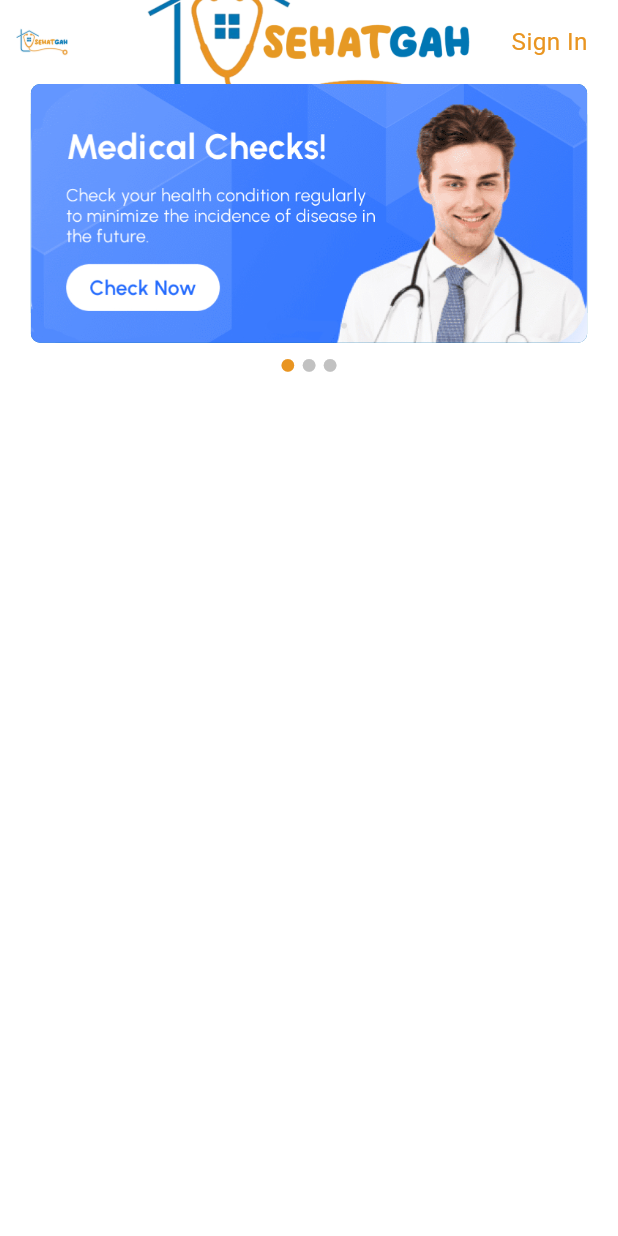
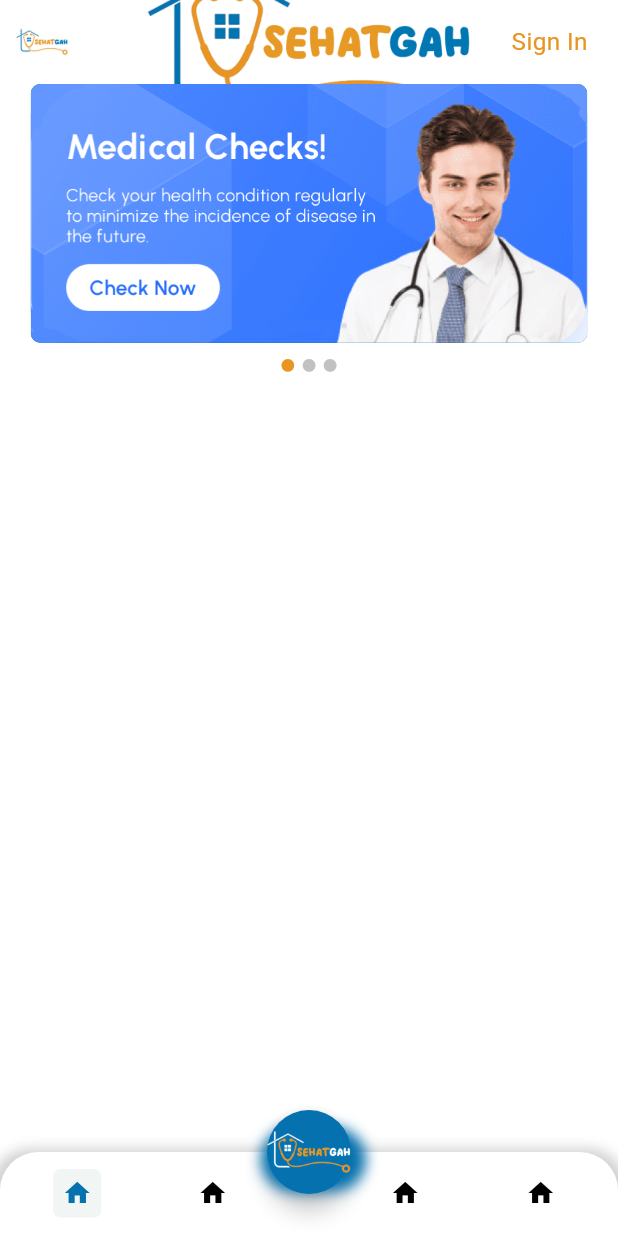
Before and after one commit to shahzebnaqvi/FYP, a Flutter app: the HomeDashboardScreen screen opened directly, on a phone screen of 412 x 824 dp. Run offline on Flutter 3.47's test engine with Material 2 defaults, Android fonts, the phone set to English and light mode, and no system bars; drawn by our look-alikes of flutter_zoom_drawer; our stand-ins replace flutter_screenutil, flutter_svg, get; missing offline and left inert: animation_wrappers, dart:ffi.

Commit message:
home page working

```diff
--- a/lib/Components/menu_wiget.dart
+++ b/lib/Components/menu_wiget.dart
@@ -19,7 +19,7 @@ class Menubutton extends StatelessWidget {
       dense: true,
       // minLeadingWidth: 2,
       // leading: Icon(menuicon),
-      leading: SvgPicture.asset(menuicon),
+      // leading: SvgPicture.asset(menuicon),
       title: Text(
         "$menutext",
         style: TextStyle(fontSize: 16.sp, fontWeight: FontWeight.w400),
--- a/lib/Views/Home Dashboard/bottombar.dart
+++ b/lib/Views/Home Dashboard/bottombar.dart
@@ -47,10 +47,10 @@ class Bottomnavbar extends StatelessWidget {
                 BottomNavigationBarItem(
                   icon: bottomcontroller.selectedIndex.value == 0
                       ? Buttonbackcolor(
-                          filename: FileConstraints.logo,
+                          filename: Icons.home,
                           colorname: ColorConstraints.menubuttonback)
                       : Buttonbackcolor(
-                          filename: FileConstraints.logo,
+                          filename: Icons.home,
                           colorname: ColorConstraints.white.withOpacity(0.2)),
                   label: 'Home',
                 ),
@@ -59,13 +59,13 @@ class Bottomnavbar extends StatelessWidget {
                       ? Padding(
                           padding: EdgeInsets.only(right: 25.sp),
                           child: Buttonbackcolor(
-                              filename: FileConstraints.logo,
+                              filename: Icons.home,
                               colorname: ColorConstraints.menubuttonback),
                         )
                       : Padding(
                           padding: EdgeInsets.only(right: 25.sp),
                           child: Buttonbackcolor(
-                              filename: FileConstraints.logo,
+                              filename: Icons.home,
                               colorname:
                                   ColorConstraints.white.withOpacity(0.2)),
                         ),
@@ -76,13 +76,13 @@ class Bottomnavbar extends StatelessWidget {
                       ? Padding(
                           padding: EdgeInsets.only(left: 25.sp),
                           child: Buttonbackcolor(
-                              filename: FileConstraints.logo,
+                              filename: Icons.home,
                               colorname: ColorConstraints.menubuttonback),
                         )
                       : Padding(
                           padding: EdgeInsets.only(left: 25.sp),
                           child: Buttonbackcolor(
-                              filename: FileConstraints.logo,
+                              filename: Icons.home,
                               colorname:
                                   ColorConstraints.white.withOpacity(0.2)),
                         ),
@@ -91,10 +91,10 @@ class Bottomnavbar extends StatelessWidget {
                 BottomNavigationBarItem(
                   icon: bottomcontroller.selectedIndex.value == 3
                       ? Buttonbackcolor(
-                          filename: FileConstraints.logo,
+                          filename: Icons.home,
                           colorname: ColorConstraints.menubuttonback)
                       : Buttonbackcolor(
-                          filename: FileConstraints.logo,
+                          filename: Icons.home,
                           colorname: ColorConstraints.white.withOpacity(0.2)),
                   // icon: Icon(FontAwesomeIcons.user),
                   label: 'Profile',
@@ -123,9 +123,9 @@ class Buttonbackcolor extends StatelessWidget {
           //   color: Colors.red,
           // ),
           borderRadius: BorderRadius.all(Radius.circular(5))),
-      child: SvgPicture.asset(
+      child: Icon(
         filename,
-        width: 25.sp,
+        // width: 25.sp,
       ),
     );
   }
--- a/lib/Views/Home Dashboard/home_dashboard_screen.dart
+++ b/lib/Views/Home Dashboard/home_dashboard_screen.dart
@@ -1,14 +1,9 @@
 import 'package:flutter/material.dart';
-import 'package:flutter/material.dart';
-import 'package:flutter/services.dart';
-import 'package:flutter_svg/svg.dart';
 import 'package:flutter_zoom_drawer/config.dart';
 import 'package:flutter_zoom_drawer/flutter_zoom_drawer.dart';
-
 import 'package:flutter_screenutil/flutter_screenutil.dart';
 import 'package:get/get.dart';
 import 'package:medicalapp/Components/menu_wiget.dart';
-import 'package:medicalapp/Controllers/HomeDashControllers/home_dash_controller.dart';
 import 'package:medicalapp/Controllers/bottom_bar_controller.dart';
 import 'package:medicalapp/Routes/routes.dart';
 import 'package:medicalapp/Utils/color_constraints.dart';
@@ -17,6 +12,34 @@ import 'package:medicalapp/Views/Home%20Dashboard/bottombar.dart';
 
 final ZoomDrawerController za = ZoomDrawerController();
 
+// class HomeDashboardScreen extends StatelessWidget {
+//   HomeDashboardScreen({super.key});
+//   BottombarController bottomcontroller = Get.put(BottombarController());
+//   var tiles = [
+//     {
+//       'text': "About Us",
+//       'icon': FileConstraints.logo1,
+//       'screen': AppRoutes.loginscreen
+//     },
+//   ];
+//   @override
+//   Widget build(BuildContext context) {
+//     return ZoomDrawer(
+//       controller: za,
+//       style: DrawerStyle.defaultStyle,
+//       menuScreen: MenuScreen(),
+//       mainScreen: MainScreen(),
+//       borderRadius: 24.0,
+//       showShadow: true,
+//       angle: -12.0,
+//       drawerShadowsBackgroundColor: Colors.grey[300],
+//       slideWidth: MediaQuery.of(context).size.width*.65,
+//       openCurve: Curves.fastOutSlowIn,
+//       closeCurve: Curves.bounceIn,
+//     );
+//   }
+// }
+
 class HomeDashboardScreen extends StatelessWidget {
   HomeDashboardScreen({Key? key}) : super(key: key);
   BottombarController bottomcontroller = Get.put(BottombarController());
@@ -24,46 +47,6 @@ class HomeDashboardScreen extends StatelessWidget {
   var tiles = [
     {
       'text': "About Us",
-      'icon': FileConstraints.logo1,
-      'screen': AppRoutes.loginscreen
-    },
-    {
-      'text': "Courses",
-      'icon': FileConstraints.logo1,
-      'screen': AppRoutes.loginscreen
-    },
-    {
-      'text': "Program",
-      'icon': FileConstraints.logo1,
-      'screen': AppRoutes.loginscreen
-    },
-    {
-      'text': "Trainings",
-      'icon': FileConstraints.logo1,
-      'screen': AppRoutes.loginscreen
-    },
-    {
-      'text': "Webiners",
-      'icon': FileConstraints.logo1,
-      'screen': AppRoutes.loginscreen
-    },
-    {
-      'text': "Workshop",
-      'icon': FileConstraints.logo1,
-      'screen': AppRoutes.loginscreen
-    },
-    {
-      'text': "Conferences",
-      'icon': FileConstraints.logo1,
-      'screen': AppRoutes.loginscreen
-    },
-    {
-      'text': "Symposiums",
-      'icon': FileConstraints.logo1,
-      'screen': AppRoutes.loginscreen
-    },
-    {
-      'text': "Other Services",
       'icon': FileConstraints.logo1,
       'screen': AppRoutes.loginscreen
     },
@@ -81,7 +64,7 @@ class HomeDashboardScreen extends StatelessWidget {
       // duration: const Duration(milliseconds: 500),
       duration: const Duration(milliseconds: 100),
       // showShadow: true,
-      // angle: -30.0,
+      angle: -6.0,
       boxShadow: [
         BoxShadow(
           color: Colors.grey.withOpacity(0.2),
@@ -90,7 +73,8 @@ class HomeDashboardScreen extends StatelessWidget {
           offset: Offset(0, 3), // changes position of shadow
         ),
       ],
-      angle: 0.0, drawerShadowsBackgroundColor: Colors.grey,
+      // angle: 0.0,
+      drawerShadowsBackgroundColor: Colors.grey,
       moveMenuScreen: false,
       menuScreenWidth: MediaQuery.of(context).size.width,
       menuBackgroundColor: ColorConstraints.primarycolor,
@@ -140,11 +124,6 @@ class HomeDashboardScreen extends StatelessWidget {
                             onTap: () {
                               print(index);
 
-                              // Get.toNamed("${tiles[index]['screen']}");
-                              //   if(){
-                              //        learningControll.currenttab.value = 2;
-                              // value.selectedIndex.value = 4;
-                              //   }
                               print(tiles[index]['screen']);
                             },
                             child: Menubutton(
@@ -154,20 +133,6 @@ class HomeDashboardScreen extends StatelessWidget {
                         ],
                       );
                     }),
-                SizedBox(
-                  height: 60.sp,
-                ),
-                GestureDetector(
-                  onTap: () {
-                    // Get.to(CheckingMenu(
-                    //   title: 'home',
-                    // ));
-                    Get.toNamed(AppRoutes.loginscreen);
-                    za.close!();
-                  },
-                  child: Menubutton(
-                      menutext: "Sign in", menuicon: FileConstraints.logo1),
-                ),
               ],
             ),
           ),
@@ -226,35 +191,35 @@ class HomeScreenBody extends StatelessWidget {
 
             body: bottomcontroller.screenList
                 .elementAt(bottomcontroller.selectedIndex.value),
-            // floatingActionButton: FloatingActionButton(
-            //   backgroundColor: ColorConstraints.primarycolor,
-            //   //Floating action button on Scaffold
-            //   onPressed: () {
-            //     bottomcontroller.onItemTapped(4);
-            //     // print(bottomcontroller.selectedIndex.value);
-            //   },
-            //   child: Container(
-            //     child: Image.asset(FileConstraints.logo), //icon inside button
+            floatingActionButton: FloatingActionButton(
+              backgroundColor: ColorConstraints.primarycolor,
+              //Floating action button on Scaffold
+              onPressed: () {
+                bottomcontroller.onItemTapped(4);
+                // print(bottomcontroller.selectedIndex.value);
+              },
+              child: Container(
+                child: Image.asset(FileConstraints.logo), //icon inside button
 
-            //     decoration: BoxDecoration(
-            //       color: Colors.transparent,
-            //       borderRadius: BorderRadius.all(
-            //         Radius.circular(100),
-            //       ),
-            //       boxShadow: [
-            //         BoxShadow(
-            //           color: ColorConstraints.primarycolor,
-            //           spreadRadius: 7,
-            //           blurRadius: 7,
-            //           offset: Offset(3, 5),
-            //         ),
-            //       ],
-            //     ),
-            //   ),
-            // ),
-            // floatingActionButtonLocation:
-            //     FloatingActionButtonLocation.centerDocked,
-            // bottomNavigationBar: Bottomnavbar(),
+                decoration: BoxDecoration(
+                  color: Colors.transparent,
+                  borderRadius: BorderRadius.all(
+                    Radius.circular(100),
+                  ),
+                  boxShadow: [
+                    BoxShadow(
+                      color: ColorConstraints.primarycolor,
+                      spreadRadius: 7,
+                      blurRadius: 7,
+                      offset: Offset(3, 5),
+                    ),
+                  ],
+                ),
+              ),
+            ),
+            floatingActionButtonLocation:
+                FloatingActionButtonLocation.centerDocked,
+            bottomNavigationBar: Bottomnavbar(),
           )),
     );
   }
```
